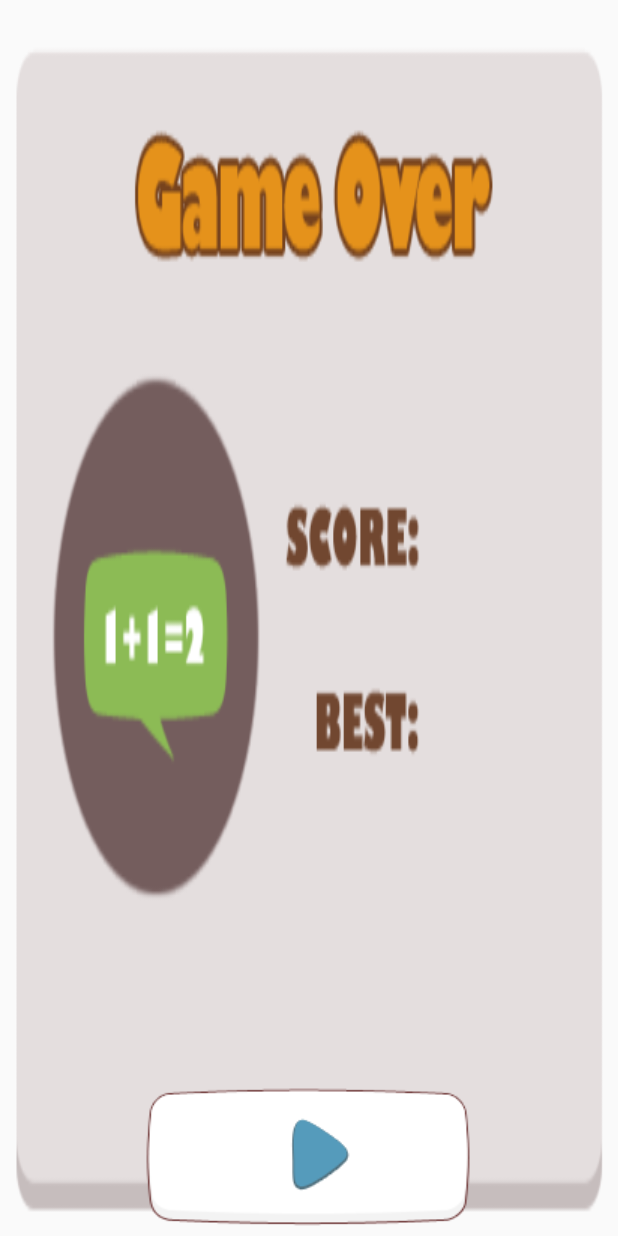
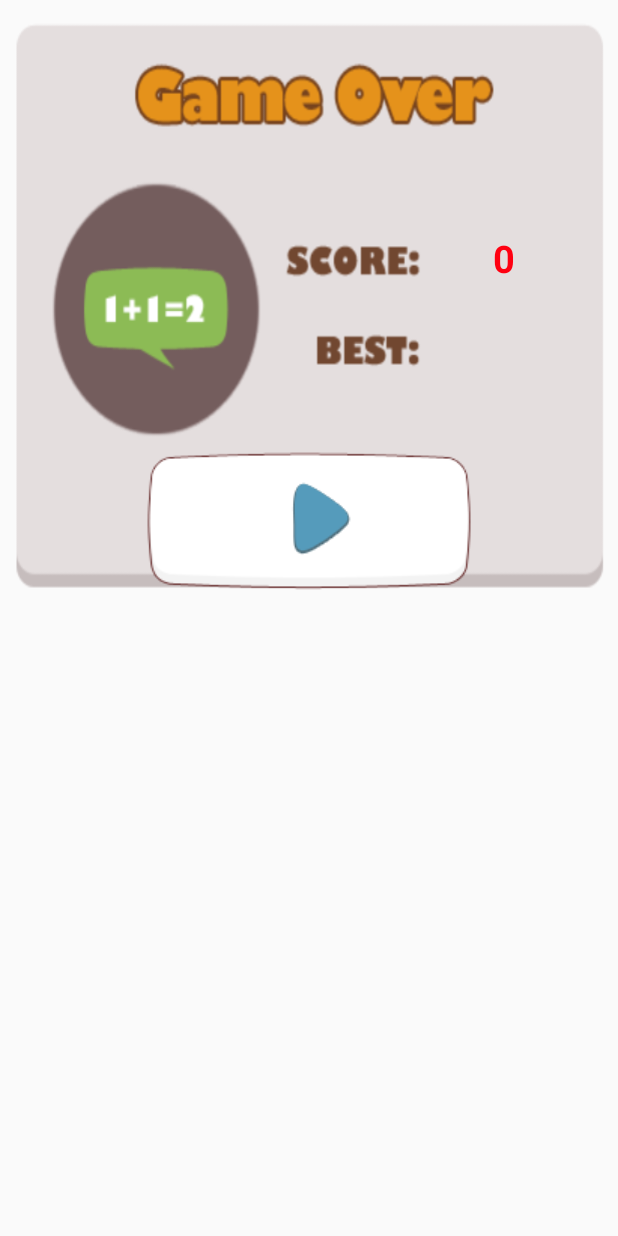
Before and after one commit to sunning97/BeHocToan, an Android app: the layout game_over_dialog.xml on its own in the app's theme, with its tools: preview values and no code run, on a phone screen of 412 x 824 dp. Run offline under Robolectric (Android 15) with nearby library versions, the phone set to English and light mode, and no system bars.

```diff
--- a/app/src/main/res/drawable/custom_progressbar.xml
+++ b/app/src/main/res/drawable/custom_progressbar.xml
@@ -4,10 +4,10 @@
     <item android:id="@android:id/background">
         <shape>
             <gradient
-                android:startColor="#000001"
-                android:centerColor="#0b131e"
+                android:startColor="#00000000"
+                android:centerColor="#00000000"
                 android:centerY="1.0"
-                android:endColor="#0d1522"
+                android:endColor="#00000000"
                 android:angle="270"
                 />
         </shape>
--- a/app/src/main/res/layout/game_over_dialog.xml
+++ b/app/src/main/res/layout/game_over_dialog.xml
@@ -1,7 +1,7 @@
 <?xml version="1.0" encoding="utf-8"?>
 <RelativeLayout xmlns:android="http://schemas.android.com/apk/res/android"
-    android:layout_width="wrap_content"
-    android:layout_height="wrap_content"
+    android:layout_width="match_parent"
+    android:layout_height="400dp"
     android:background="@drawable/gameover">
 
     <ImageButton
@@ -13,5 +13,17 @@
         android:layout_centerHorizontal="true"
         android:background="@drawable/play" />
 
+    <TextView
+        android:id="@+id/scoree"
+        android:textColor="#ff0011"
+        android:text="0"
+        android:textStyle="bold"
+        android:textSize="25sp"
+        android:layout_width="wrap_content"
+        android:layout_height="wrap_content"
+        android:layout_marginBottom="103dp"
+        android:layout_above="@+id/playImg2"
+        android:layout_toEndOf="@+id/playImg2" />
+
 
 </RelativeLayout>
```
Also changed, not shown: app/src/main/java/com/example/giangnguyen/behoctoan/MainActivity.java (+37 -25 lines).
